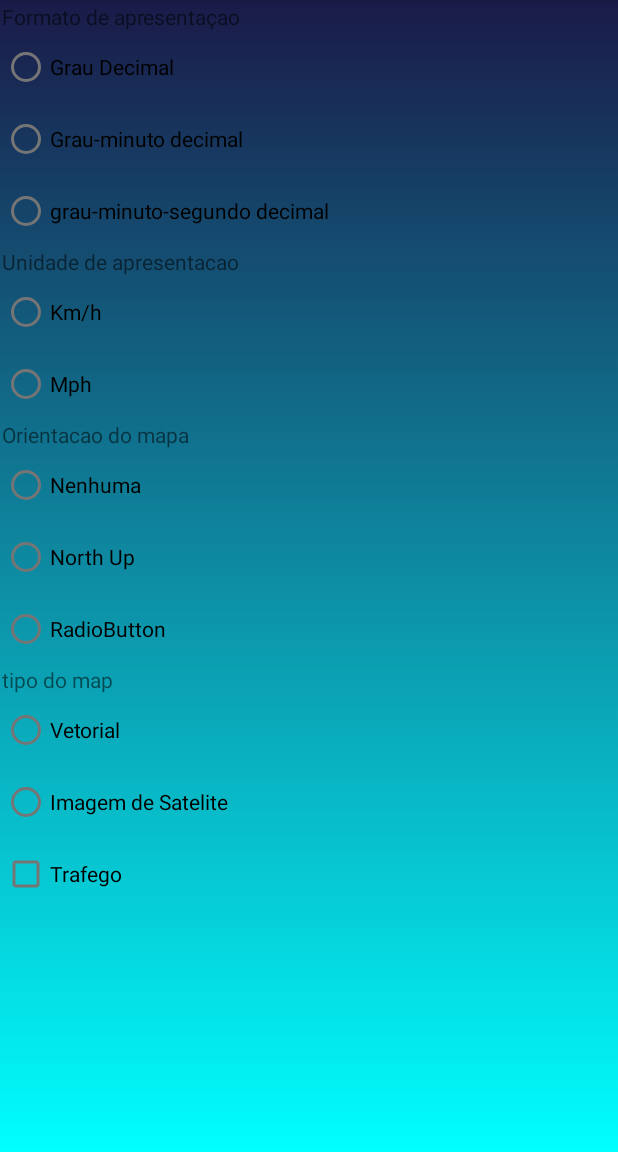
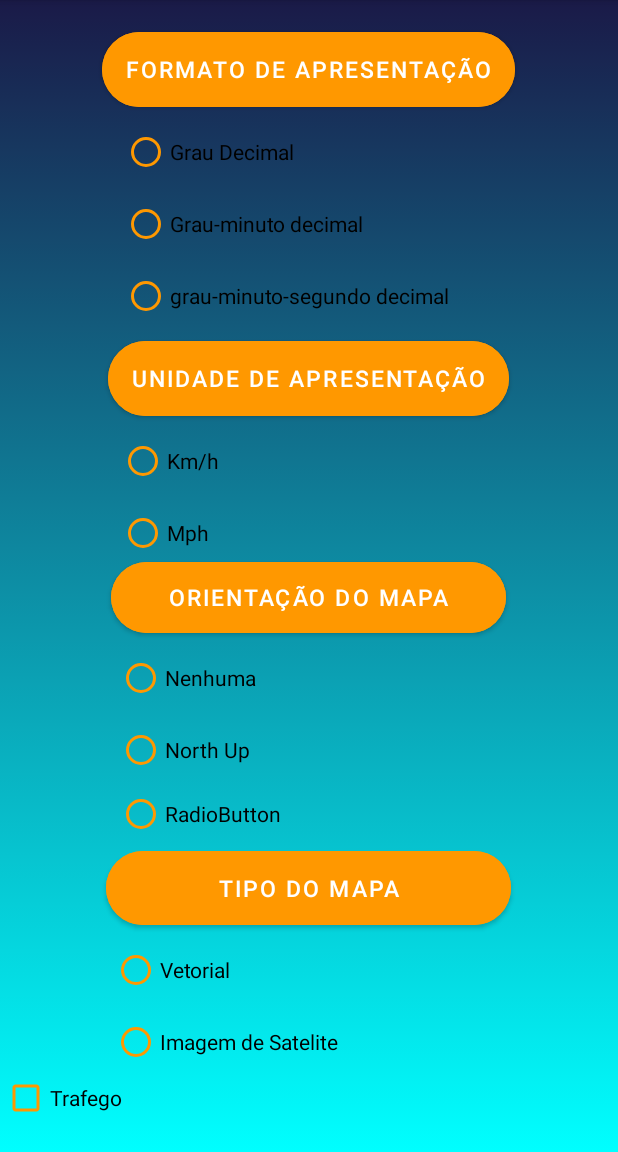
Before and after one commit to rickrribeiro/DevMobile_Subject, an Android app: the ConfigPage screen opened directly, with no data from a screen before it, on a phone screen of 412 x 824 dp, the part 84-1236 px from its top. Run offline under Robolectric (Android 15) with nearby library versions, the light colour scheme and no system bars.

Commit message:
ajustes na pagina de configração

```diff
--- a/Exam/app/src/main/res/layout/activity_config_page.xml
+++ b/Exam/app/src/main/res/layout/activity_config_page.xml
@@ -4,80 +4,105 @@
     xmlns:tools="http://schemas.android.com/tools"
     android:layout_width="match_parent"
     android:layout_height="match_parent"
-    tools:context=".ConfigPage"
-    android:background="@drawable/bg_selector">
+    android:background="@drawable/bg_selector"
+    tools:context=".ConfigPage">
 
-    <LinearLayout
-        android:layout_width="409dp"
-        android:layout_height="729dp"
-        android:layout_marginStart="1dp"
-        android:layout_marginTop="1dp"
-        android:orientation="vertical"
-        app:layout_constraintStart_toStartOf="parent"
-        app:layout_constraintTop_toTopOf="parent">
+
+    <ScrollView
+        android:layout_width="match_parent"
+        android:layout_height="match_parent"
+        android:foregroundGravity="center">
 
         <LinearLayout
             android:layout_width="match_parent"
             android:layout_height="wrap_content"
             android:orientation="vertical">
 
-            <TextView
-                android:id="@+id/textView56"
+            <LinearLayout
+                android:layout_width="409dp"
+                android:layout_height="729dp"
+                android:layout_marginStart="1dp"
+                android:layout_marginTop="15dp"
+                android:orientation="vertical">
+
+                <LinearLayout
                     android:layout_width="match_parent"
                     android:layout_height="wrap_content"
-                android:text="Formato de apresentaçao" />
+                    android:gravity="center"
+                    android:orientation="vertical">
+
+
+                    <Button
+                        android:id="@+id/button7"
+                        android:layout_width="wrap_content"
+                        android:layout_height="62dp"
+                        android:backgroundTint="#FF9800"
+                        android:text="Formato de apresentação"
+                        android:textSize="15sp"
+                        app:cornerRadius="50dp" />
+
 
                     <RadioGroup
                         android:id="@+id/radio1"
-                android:layout_width="match_parent"
+                        android:layout_width="249dp"
                         android:layout_height="match_parent">
 
                         <RadioButton
                             android:id="@+id/radio11"
                             android:layout_width="match_parent"
                             android:layout_height="wrap_content"
+                            android:buttonTint="#FF9800"
                             android:text="Grau Decimal" />
 
                         <RadioButton
                             android:id="@+id/radio12"
                             android:layout_width="match_parent"
                             android:layout_height="wrap_content"
+                            android:buttonTint="#FF9800"
                             android:text="Grau-minuto decimal" />
 
                         <RadioButton
                             android:id="@+id/radio13"
                             android:layout_width="match_parent"
                             android:layout_height="wrap_content"
+                            android:buttonTint="#FF9800"
                             android:text="grau-minuto-segundo decimal" />
                     </RadioGroup>
+
                 </LinearLayout>
 
                 <LinearLayout
                     android:layout_width="match_parent"
                     android:layout_height="wrap_content"
+                    android:gravity="center"
                     android:orientation="vertical">
 
-            <TextView
-                android:id="@+id/textView57"
-                android:layout_width="match_parent"
-                android:layout_height="wrap_content"
-                android:text="Unidade de apresentacao" />
+                    <Button
+                        android:id="@+id/button71"
+                        android:layout_width="wrap_content"
+                        android:layout_height="62dp"
+                        android:backgroundTint="#FF9800"
+                        android:text="Unidade de apresentação"
+                        android:textSize="15sp"
+                        app:cornerRadius="50dp" />
 
                     <RadioGroup
                         android:id="@+id/radio2"
-                android:layout_width="match_parent"
-                android:layout_height="match_parent">
+                        android:layout_width="253dp"
+                        android:layout_height="85dp">
 
                         <RadioButton
+                        android:buttonTint="#FF9800"
                             android:id="@+id/radio21"
                             android:layout_width="match_parent"
                             android:layout_height="wrap_content"
                             android:text="Km/h" />
 
                         <RadioButton
+                        android:buttonTint="#FF9800"
                             android:id="@+id/radio22"
                             android:layout_width="match_parent"
-                    android:layout_height="wrap_content"
+                            android:layout_height="48dp"
                             android:text="Mph" />
 
                     </RadioGroup>
@@ -86,26 +111,32 @@
                 <LinearLayout
                     android:layout_width="match_parent"
                     android:layout_height="wrap_content"
+                    android:gravity="center"
                     android:orientation="vertical">
 
-            <TextView
-                android:id="@+id/textView562"
-                android:layout_width="match_parent"
-                android:layout_height="wrap_content"
-                android:text="Orientacao do mapa" />
+                    <Button
+                        android:id="@+id/button72"
+                        android:layout_width="263dp"
+                        android:layout_height="59dp"
+                        android:backgroundTint="#FF9800"
+                        android:text="Orientação do mapa"
+                        android:textSize="15sp"
+                        app:cornerRadius="50dp" />
 
                     <RadioGroup
                         android:id="@+id/radio3"
-                android:layout_width="match_parent"
-                android:layout_height="match_parent">
+                        android:layout_width="255dp"
+                        android:layout_height="133dp">
 
                         <RadioButton
+                        android:buttonTint="#FF9800"
                             android:id="@+id/radio31"
                             android:layout_width="match_parent"
                             android:layout_height="wrap_content"
                             android:text="Nenhuma" />
 
                         <RadioButton
+                        android:buttonTint="#FF9800"
                             android:id="@+id/radio32"
                             android:layout_width="match_parent"
                             android:layout_height="wrap_content"
@@ -115,6 +146,8 @@
                             android:id="@+id/radio33"
                             android:layout_width="match_parent"
                             android:layout_height="wrap_content"
+                            android:buttonTint="#FF9800"
+                            android:minHeight="48dp"
                             android:text="RadioButton" />
                     </RadioGroup>
                 </LinearLayout>
@@ -122,26 +155,32 @@
                 <LinearLayout
                     android:layout_width="match_parent"
                     android:layout_height="wrap_content"
+                    android:gravity="center"
                     android:orientation="vertical">
 
-            <TextView
-                android:id="@+id/textView563"
-                android:layout_width="match_parent"
-                android:layout_height="wrap_content"
-                android:text="tipo do map" />
+                    <Button
+                        android:id="@+id/button73"
+                        android:layout_width="270dp"
+                        android:layout_height="61dp"
+                        android:backgroundTint="#FF9800"
+                        android:text="Tipo do mapa"
+                        android:textSize="15sp"
+                        app:cornerRadius="50dp" />
 
                     <RadioGroup
                         android:id="@+id/radio4"
-                android:layout_width="match_parent"
-                android:layout_height="match_parent">
+                        android:layout_width="262dp"
+                        android:layout_height="wrap_content">
 
                         <RadioButton
+                        android:buttonTint="#FF9800"
                             android:id="@+id/radio41"
                             android:layout_width="match_parent"
                             android:layout_height="wrap_content"
                             android:text="Vetorial" />
 
                         <RadioButton
+                        android:buttonTint="#FF9800"
                             android:id="@+id/radio42"
                             android:layout_width="match_parent"
                             android:layout_height="wrap_content"
@@ -153,9 +192,15 @@
 
                 <CheckBox
                     android:id="@+id/ligado"
-            android:layout_width="match_parent"
+                    android:layout_width="280dp"
                     android:layout_height="wrap_content"
+                    android:backgroundTint="#FF9800"
+                    android:buttonTint="#FF9800"
+                    android:minHeight="48dp"
                     android:text="Trafego" />
 
             </LinearLayout>
+        </LinearLayout>
+    </ScrollView>
+
 </androidx.constraintlayout.widget.ConstraintLayout>
```
Lines whose indentation alone changed are shown as unchanged.
